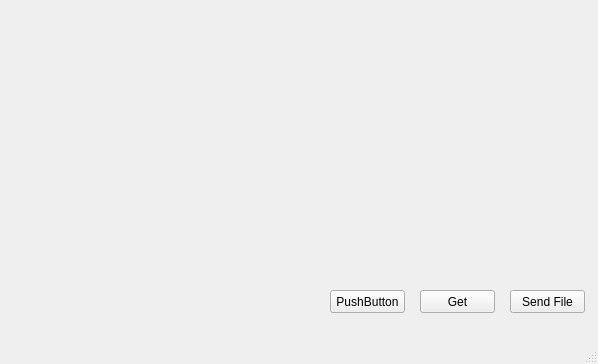
This is mainwindow.ui in jonaestrella05/UG_Cloud as Qt 5 draws it before an edit. The edited form follows.
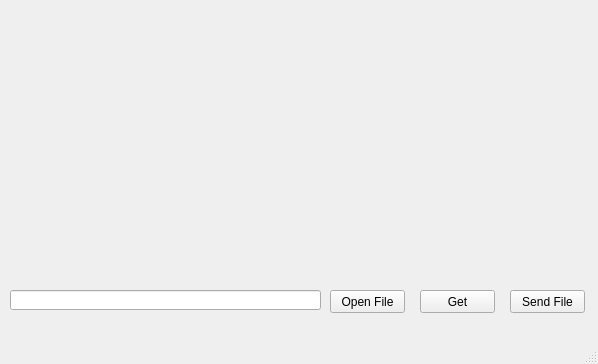
This is the edited form.

Patch:
```diff
--- a/mainwindow.ui
+++ b/mainwindow.ui
@@ -50,7 +50,17 @@
      </rect>
     </property>
     <property name="text">
-     <string>PushButton</string>
+     <string>Open File</string>
+    </property>
+   </widget>
+   <widget class="QLineEdit" name="tbxFilePath">
+    <property name="geometry">
+     <rect>
+      <x>10</x>
+      <y>290</y>
+      <width>311</width>
+      <height>20</height>
+     </rect>
     </property>
    </widget>
   </widget>
```
Left out of the diff: 2 changed lines with no effect on the pictures.
